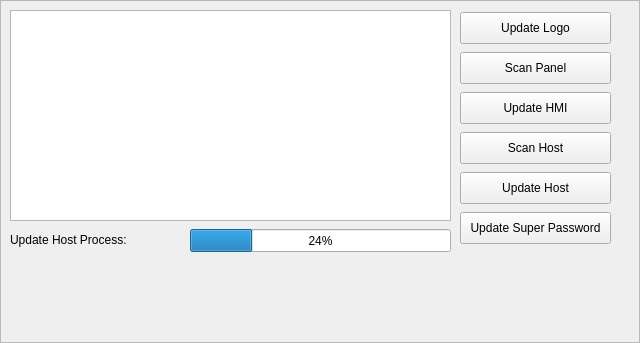
Old version of the form hcmaintains/icupdatesystempage_5.ui in the repository dongdong-2009/3-5AxisRobot.
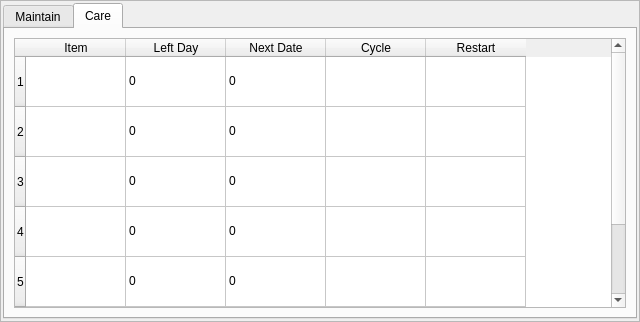
New version of the form. The open tabs and pages were chosen to show the change. Custom widgets are drawn as their Qt base class.

Diff of the .ui file:
```diff
--- a/hcmaintains/icupdatesystempage_5.ui
+++ b/hcmaintains/icupdatesystempage_5.ui
@@ -7,7 +7,7 @@
     <x>0</x>
     <y>0</y>
     <width>640</width>
-    <height>343</height>
+    <height>322</height>
    </rect>
   </property>
   <property name="sizePolicy">
@@ -33,13 +33,35 @@
   <property name="frameShadow">
    <enum>QFrame::Raised</enum>
   </property>
+  <layout class="QVBoxLayout" name="verticalLayout_2">
+   <property name="leftMargin">
+    <number>2</number>
+   </property>
+   <property name="topMargin">
+    <number>2</number>
+   </property>
+   <property name="rightMargin">
+    <number>2</number>
+   </property>
+   <property name="bottomMargin">
+    <number>2</number>
+   </property>
+   <item>
+    <widget class="QTabWidget" name="tabWidget">
+     <property name="currentIndex">
+      <number>0</number>
+     </property>
+     <widget class="QWidget" name="tab">
+      <attribute name="title">
+       <string>Maintain</string>
+      </attribute>
   <widget class="ICTableView" name="packetTable">
    <property name="geometry">
     <rect>
-     <x>10</x>
-     <y>10</y>
-     <width>441</width>
-     <height>211</height>
+         <x>2</x>
+         <y>3</y>
+         <width>471</width>
+         <height>231</height>
     </rect>
    </property>
    <property name="selectionBehavior">
@@ -52,10 +74,10 @@
   <widget class="QWidget" name="layoutWidget">
    <property name="geometry">
     <rect>
-     <x>460</x>
-     <y>10</y>
+         <x>480</x>
+         <y>3</y>
      <width>151</width>
-     <height>241</height>
+         <height>261</height>
     </rect>
    </property>
    <layout class="QVBoxLayout" name="verticalLayout">
@@ -179,13 +201,45 @@
       </property>
      </widget>
     </item>
-   </layout>
-  </widget>
+        <item>
+         <widget class="QToolButton" name="backToFactory">
+          <property name="sizePolicy">
+           <sizepolicy hsizetype="Preferred" vsizetype="Fixed">
+            <horstretch>0</horstretch>
+            <verstretch>0</verstretch>
+           </sizepolicy>
+          </property>
+          <property name="minimumSize">
+           <size>
+            <width>80</width>
+            <height>32</height>
+           </size>
+          </property>
+          <property name="text">
+           <string>Back To Factory</string>
+          </property>
+         </widget>
+        </item>
+       </layout>
+      </widget>
+      <widget class="QLabel" name="statusLabel">
+       <property name="geometry">
+        <rect>
+         <x>140</x>
+         <y>241</y>
+         <width>31</width>
+         <height>20</height>
+        </rect>
+       </property>
+       <property name="text">
+        <string/>
+       </property>
+      </widget>
   <widget class="QLabel" name="label">
    <property name="geometry">
     <rect>
-     <x>10</x>
-     <y>230</y>
+         <x>2</x>
+         <y>241</y>
      <width>129</width>
      <height>20</height>
     </rect>
@@ -197,9 +251,9 @@
   <widget class="QProgressBar" name="copyFilesProgressBar">
    <property name="geometry">
     <rect>
-     <x>190</x>
-     <y>229</y>
-     <width>261</width>
+         <x>182</x>
+         <y>240</y>
+         <width>291</width>
      <height>23</height>
     </rect>
    </property>
@@ -207,19 +261,195 @@
     <number>24</number>
    </property>
   </widget>
-  <widget class="QLabel" name="statusLabel">
-   <property name="geometry">
-    <rect>
-     <x>148</x>
-     <y>230</y>
-     <width>31</width>
-     <height>20</height>
-    </rect>
-   </property>
+     </widget>
+     <widget class="QWidget" name="tab_2">
+      <attribute name="title">
+       <string>Care</string>
+      </attribute>
+      <layout class="QVBoxLayout" name="verticalLayout_3">
+       <item>
+        <widget class="QTableWidget" name="careTable">
+         <property name="editTriggers">
+          <set>QAbstractItemView::NoEditTriggers</set>
+         </property>
+         <attribute name="verticalHeaderDefaultSectionSize">
+          <number>50</number>
+         </attribute>
+         <attribute name="verticalHeaderMinimumSectionSize">
+          <number>50</number>
+         </attribute>
+         <row>
    <property name="text">
+           <string notr="true">1</string>
+          </property>
+         </row>
+         <row>
+          <property name="text">
+           <string notr="true">2</string>
+          </property>
+         </row>
+         <row>
+          <property name="text">
+           <string notr="true">3</string>
+          </property>
+         </row>
+         <row>
+          <property name="text">
+           <string notr="true">4</string>
+          </property>
+         </row>
+         <row>
+          <property name="text">
+           <string notr="true">5</string>
+          </property>
+         </row>
+         <row>
+          <property name="text">
+           <string notr="true">6</string>
+          </property>
+         </row>
+         <row>
+          <property name="text">
+           <string notr="true">7</string>
+          </property>
+         </row>
+         <column>
+          <property name="text">
+           <string>Item</string>
+          </property>
+         </column>
+         <column>
+          <property name="text">
+           <string>Left Day</string>
+          </property>
+         </column>
+         <column>
+          <property name="text">
+           <string>Next Date</string>
+          </property>
+         </column>
+         <column>
+          <property name="text">
+           <string>Cycle</string>
+          </property>
+         </column>
+         <column>
+          <property name="text">
+           <string>Restart</string>
+          </property>
+         </column>
+         <item row="0" column="0">
+          <property name="text">
     <string/>
    </property>
-  </widget>
+         </item>
+         <item row="0" column="1">
+          <property name="text">
+           <string notr="true">0</string>
+          </property>
+         </item>
+         <item row="0" column="2">
+          <property name="text">
+           <string notr="true">0</string>
+          </property>
+         </item>
+         <item row="1" column="0">
+          <property name="text">
+           <string/>
+          </property>
+         </item>
+         <item row="1" column="1">
+          <property name="text">
+           <string notr="true">0</string>
+          </property>
+         </item>
+         <item row="1" column="2">
+          <property name="text">
+           <string notr="true">0</string>
+          </property>
+         </item>
+         <item row="2" column="0">
+          <property name="text">
+           <string/>
+          </property>
+         </item>
+         <item row="2" column="1">
+          <property name="text">
+           <string notr="true">0</string>
+          </property>
+         </item>
+         <item row="2" column="2">
+          <property name="text">
+           <string notr="true">0</string>
+          </property>
+         </item>
+         <item row="3" column="0">
+          <property name="text">
+           <string/>
+          </property>
+         </item>
+         <item row="3" column="1">
+          <property name="text">
+           <string notr="true">0</string>
+          </property>
+         </item>
+         <item row="3" column="2">
+          <property name="text">
+           <string notr="true">0</string>
+          </property>
+         </item>
+         <item row="4" column="0">
+          <property name="text">
+           <string/>
+          </property>
+         </item>
+         <item row="4" column="1">
+          <property name="text">
+           <string notr="true">0</string>
+          </property>
+         </item>
+         <item row="4" column="2">
+          <property name="text">
+           <string notr="true">0</string>
+          </property>
+         </item>
+         <item row="5" column="0">
+          <property name="text">
+           <string/>
+          </property>
+         </item>
+         <item row="5" column="1">
+          <property name="text">
+           <string notr="true">0</string>
+          </property>
+         </item>
+         <item row="5" column="2">
+          <property name="text">
+           <string notr="true">0</string>
+          </property>
+         </item>
+         <item row="6" column="0">
+          <property name="text">
+           <string/>
+          </property>
+         </item>
+         <item row="6" column="1">
+          <property name="text">
+           <string notr="true">0</string>
+          </property>
+         </item>
+         <item row="6" column="2">
+          <property name="text">
+           <string notr="true">0</string>
+          </property>
+         </item>
+        </widget>
+       </item>
+      </layout>
+     </widget>
+    </widget>
+   </item>
+  </layout>
  </widget>
  <customwidgets>
   <customwidget>
```
Lines whose indentation alone changed are shown as unchanged.
